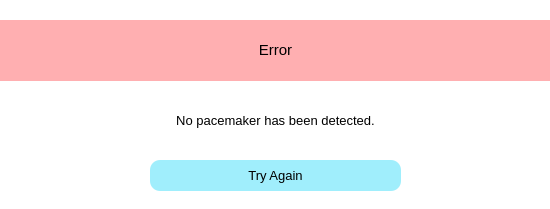
This is gui/UF_Error_PMConnection.ui in ZachThornee/3K04PaceMaker as Qt 5 draws it before an edit. The edited form follows.
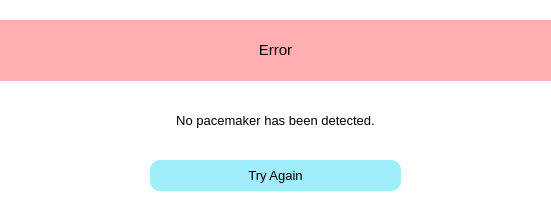
This is the edited form.

```diff
--- a/gui/UF_Error_PMConnection.ui
+++ b/gui/UF_Error_PMConnection.ui
@@ -1,12 +1,12 @@
 <?xml version="1.0" encoding="UTF-8"?>
 <ui version="4.0">
- <class>UF_Error_PMConnection</class>
- <widget class="QWidget" name="UF_Error_PMConnection">
+ <class>MainWindow</class>
+ <widget class="QMainWindow" name="MainWindow">
   <property name="geometry">
    <rect>
     <x>0</x>
     <y>0</y>
-    <width>550</width>
+    <width>551</width>
     <height>209</height>
    </rect>
   </property>
@@ -14,25 +14,20 @@
    <string>Error</string>
   </property>
   <property name="styleSheet">
-   <string notr="true">BACKGROUND-COLOR: rgb(255, 255, 255);</string>
+   <string notr="true">BACKGROUND-COLOR: rgb(255,255,255);</string>
   </property>
-  <widget class="QLabel" name="LAB_Title">
+  <widget class="QWidget" name="ceUF_Error_PMConnectionntralwidget">
+   <widget class="QLabel" name="LAB_ErrorMessage">
    <property name="geometry">
     <rect>
      <x>0</x>
-     <y>20</y>
+      <y>100</y>
      <width>551</width>
-     <height>61</height>
-    </rect>
-   </property>
-   <property name="styleSheet">
-    <string notr="true">BACKGROUND-COLOR: rgb(255, 175, 177);
-BORDER-COLOR: rgb(255, 175. 177);
-BORDER-STYLE: outset;
-</string>
-   </property>
+      <height>41</height>
+     </rect>
+    </property>
    <property name="text">
-    <string>&lt;html&gt;&lt;head/&gt;&lt;body&gt;&lt;p align=&quot;center&quot;&gt;&lt;span style=&quot; font-size:11pt;&quot;&gt;Error&lt;/span&gt;&lt;/p&gt;&lt;/body&gt;&lt;/html&gt;</string>
+     <string>&lt;html&gt;&lt;head/&gt;&lt;body&gt;&lt;p align=&quot;center&quot;&gt;&lt;span style=&quot; font-size:10pt;&quot;&gt;No pacemaker has been detected.&lt;/span&gt;&lt;/p&gt;&lt;/body&gt;&lt;/html&gt;</string>
    </property>
   </widget>
   <widget class="QPushButton" name="PB_TryAgain">
@@ -63,18 +58,25 @@
     <string>Try Again</string>
    </property>
   </widget>
-  <widget class="QLabel" name="LAB_ErrorMessage">
+   <widget class="QLabel" name="LAB_Title">
    <property name="geometry">
     <rect>
      <x>0</x>
-     <y>100</y>
+      <y>20</y>
      <width>551</width>
-     <height>41</height>
-    </rect>
-   </property>
+      <height>61</height>
+     </rect>
+    </property>
+    <property name="styleSheet">
+     <string notr="true">BACKGROUND-COLOR: rgb(255, 175, 177);
+BORDER-COLOR: rgb(255, 175. 177);
+BORDER-STYLE: outset;
+</string>
+    </property>
    <property name="text">
-    <string>&lt;html&gt;&lt;head/&gt;&lt;body&gt;&lt;p align=&quot;center&quot;&gt;&lt;span style=&quot; font-size:10pt;&quot;&gt;No pacemaker has been detected.&lt;/span&gt;&lt;/p&gt;&lt;/body&gt;&lt;/html&gt;</string>
-   </property>
+     <string>&lt;html&gt;&lt;head/&gt;&lt;body&gt;&lt;p align=&quot;center&quot;&gt;&lt;span style=&quot; font-size:11pt;&quot;&gt;Error&lt;/span&gt;&lt;/p&gt;&lt;/body&gt;&lt;/html&gt;</string>
+    </property>
+   </widget>
   </widget>
  </widget>
  <resources/>
```
Lines whose indentation alone changed are shown as unchanged.
